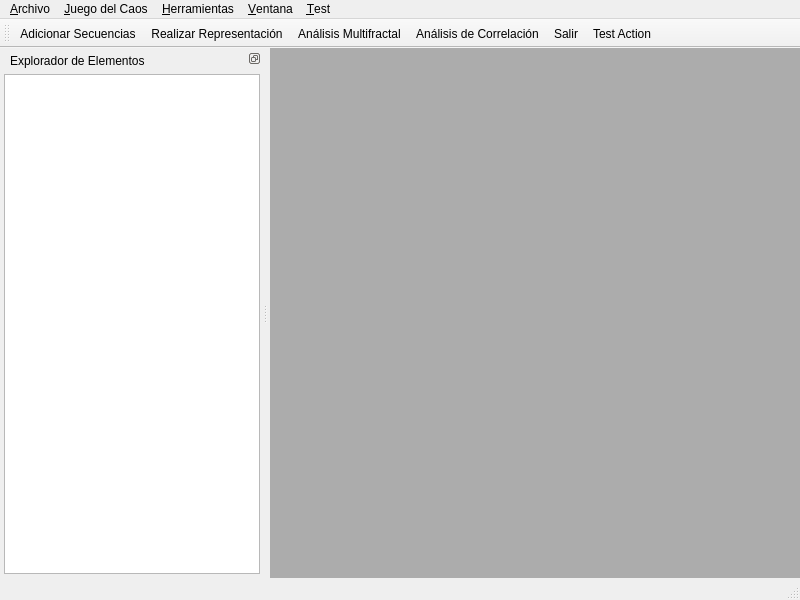
First picture: the form in src/gui/MainWindow.ui, repository hspitia/GenomAMf, before the edit.
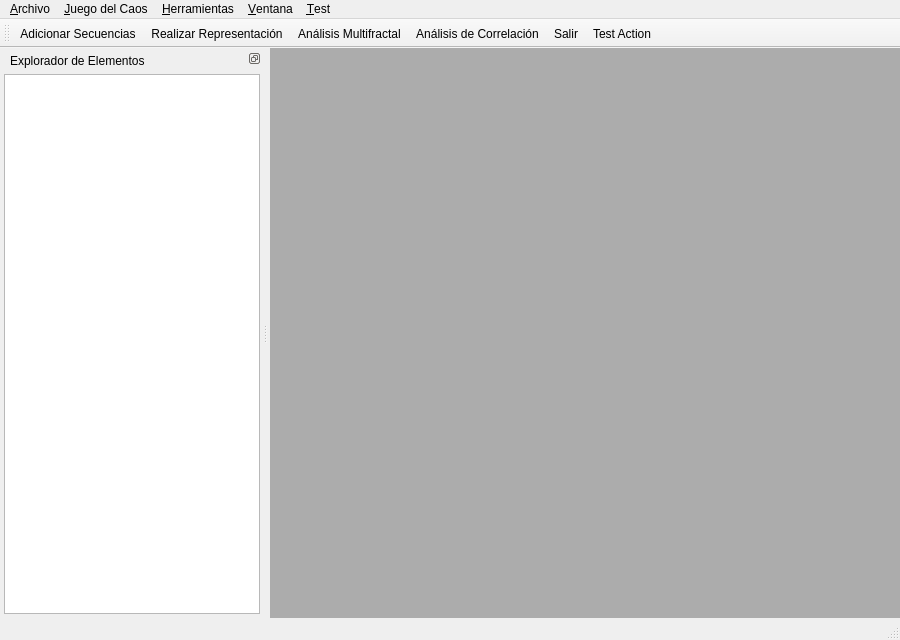
Second picture: the form after the edit. Icons and pictures are not drawn.

```diff
--- a/src/gui/MainWindow.ui
+++ b/src/gui/MainWindow.ui
@@ -6,8 +6,8 @@
    <rect>
     <x>0</x>
     <y>0</y>
-    <width>800</width>
-    <height>600</height>
+    <width>900</width>
+    <height>640</height>
    </rect>
   </property>
   <property name="windowTitle">
@@ -83,7 +83,7 @@
     <rect>
      <x>0</x>
      <y>0</y>
-     <width>800</width>
+     <width>900</width>
      <height>25</height>
     </rect>
    </property>
```
